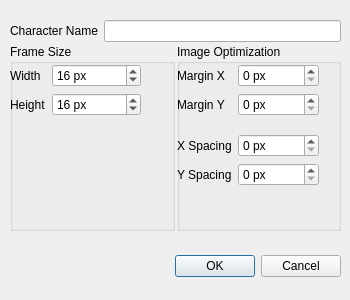
skwee/dmut, file src/newcharacterdialog.ui: the form before one commit.
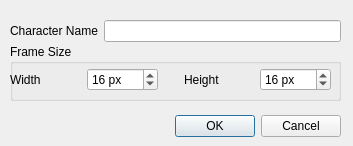
The form after the commit.

Patch:
```diff
--- a/src/newcharacterdialog.ui
+++ b/src/newcharacterdialog.ui
@@ -6,8 +6,8 @@
    <rect>
     <x>0</x>
     <y>0</y>
-    <width>350</width>
-    <height>300</height>
+    <width>353</width>
+    <height>146</height>
    </rect>
   </property>
   <property name="sizePolicy">
@@ -23,7 +23,7 @@
    <property name="geometry">
     <rect>
      <x>160</x>
-     <y>250</y>
+     <y>110</y>
      <width>181</width>
      <height>32</height>
     </rect>
@@ -41,7 +41,7 @@
      <x>10</x>
      <y>20</y>
      <width>331</width>
-     <height>211</height>
+     <height>81</height>
     </rect>
    </property>
    <layout class="QVBoxLayout" name="mainLayout" stretch="0,1">
@@ -72,8 +72,6 @@
      </layout>
     </item>
     <item>
-     <layout class="QHBoxLayout" name="groupsLayout">
-      <item>
        <widget class="QGroupBox" name="frameSizeGroupBox">
         <property name="title">
          <string>Frame Size</string>
@@ -83,19 +81,19 @@
           <rect>
            <x>0</x>
            <y>20</y>
-           <width>131</width>
-           <height>61</height>
-          </rect>
-         </property>
-         <layout class="QFormLayout" name="frameSizeLayout">
-          <item row="0" column="0">
+         <width>321</width>
+         <height>31</height>
+        </rect>
+       </property>
+       <layout class="QHBoxLayout" name="frameSizeLayout_2">
+        <item>
            <widget class="QLabel" name="frameWidthLabel">
             <property name="text">
              <string>Width</string>
             </property>
            </widget>
           </item>
-          <item row="0" column="1">
+        <item>
            <widget class="QSpinBox" name="frameWidthBox">
             <property name="suffix">
              <string> px</string>
@@ -111,143 +109,45 @@
             </property>
            </widget>
           </item>
-          <item row="1" column="0">
-           <widget class="QLabel" name="frameHeightLabel">
-            <property name="text">
-             <string>Height</string>
-            </property>
-           </widget>
-          </item>
-          <item row="1" column="1">
-           <widget class="QSpinBox" name="frameHeightBox">
-            <property name="suffix">
-             <string> px</string>
-            </property>
-            <property name="minimum">
-             <number>1</number>
-            </property>
-            <property name="maximum">
-             <number>1000</number>
-            </property>
-            <property name="value">
-             <number>16</number>
-            </property>
-           </widget>
-          </item>
-         </layout>
-        </widget>
-       </widget>
-      </item>
       <item>
-       <widget class="QGroupBox" name="imageOptGroupBox">
-        <property name="title">
-         <string>Image Optimization</string>
-        </property>
-        <widget class="QWidget" name="formLayoutWidget_2">
-         <property name="geometry">
-          <rect>
-           <x>0</x>
-           <y>20</y>
-           <width>142</width>
-           <height>136</height>
-          </rect>
-         </property>
-         <layout class="QFormLayout" name="imageOptLayout">
-          <item row="0" column="0">
-           <widget class="QLabel" name="marginXLabel">
-            <property name="text">
-             <string>Margin X</string>
-            </property>
-           </widget>
-          </item>
-          <item row="1" column="0">
-           <widget class="QLabel" name="marginYLavel">
-            <property name="text">
-             <string>Margin Y</string>
-            </property>
-           </widget>
-          </item>
-          <item row="2" column="0" colspan="2">
-           <spacer name="imageOptSpacer">
+         <spacer name="frameSizeSpacer">
             <property name="orientation">
-             <enum>Qt::Horizontal</enum>
+           <enum>Qt::Vertical</enum>
             </property>
             <property name="sizeHint" stdset="0">
              <size>
-              <width>40</width>
-              <height>6</height>
+            <width>20</width>
+            <height>40</height>
              </size>
             </property>
            </spacer>
           </item>
-          <item row="3" column="0">
-           <widget class="QLabel" name="xSpacingLabel">
+        <item>
+         <widget class="QLabel" name="frameHeightLabel">
             <property name="text">
-             <string>X Spacing</string>
+           <string>Height</string>
             </property>
            </widget>
           </item>
-          <item row="4" column="0">
-           <widget class="QLabel" name="ySpacingLabel">
-            <property name="text">
-             <string>Y Spacing</string>
-            </property>
-           </widget>
-          </item>
-          <item row="0" column="1">
-           <widget class="QSpinBox" name="marginXBox">
+        <item>
+         <widget class="QSpinBox" name="frameHeightBox">
             <property name="suffix">
              <string> px</string>
             </property>
-            <property name="prefix">
-             <string/>
-            </property>
             <property name="minimum">
-             <number>0</number>
+           <number>1</number>
             </property>
             <property name="maximum">
              <number>1000</number>
             </property>
             <property name="value">
-             <number>0</number>
+           <number>16</number>
             </property>
            </widget>
           </item>
-          <item row="1" column="1">
-           <widget class="QSpinBox" name="marginYBox">
-            <property name="suffix">
-             <string> px</string>
-            </property>
-            <property name="maximum">
-             <number>1000</number>
-            </property>
-           </widget>
-          </item>
-          <item row="3" column="1">
-           <widget class="QSpinBox" name="xSpacingBox">
-            <property name="suffix">
-             <string> px</string>
-            </property>
-            <property name="maximum">
-             <number>1000</number>
-            </property>
-           </widget>
-          </item>
-          <item row="4" column="1">
-           <widget class="QSpinBox" name="ySpacingBox">
-            <property name="suffix">
-             <string> px</string>
-            </property>
-            <property name="maximum">
-             <number>1000</number>
-            </property>
-           </widget>
-          </item>
          </layout>
         </widget>
        </widget>
-      </item>
-     </layout>
     </item>
    </layout>
   </widget>
```
Left out of the diff: 5 changed lines with no effect on the pictures. Lines whose indentation alone changed are shown as unchanged.
